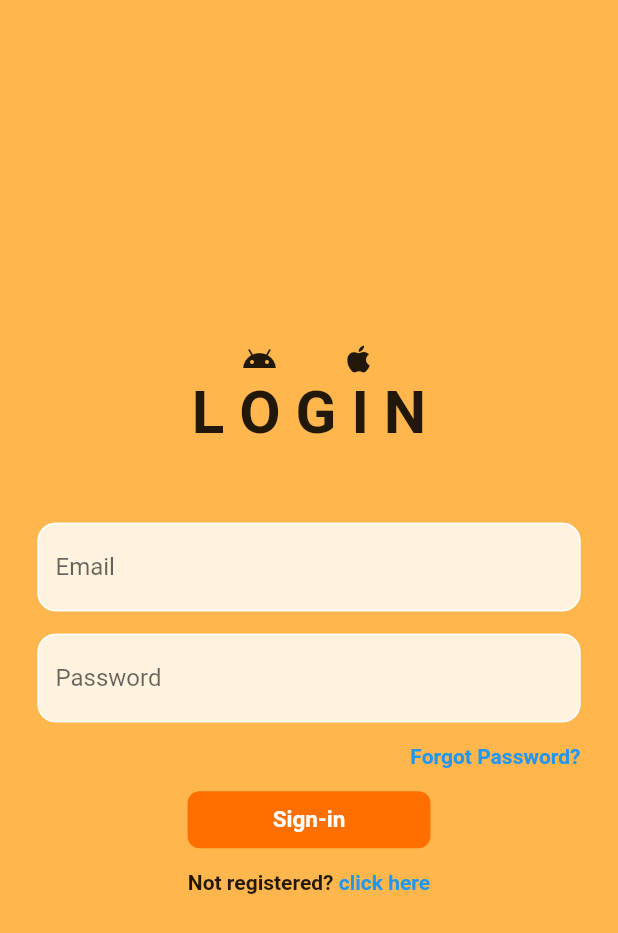
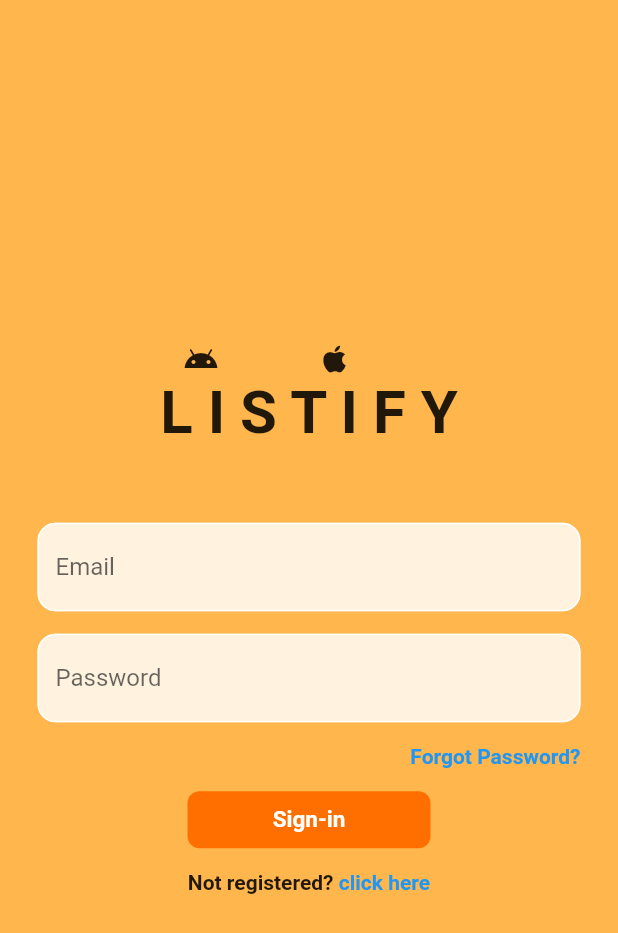
Before and after one commit to Tony-Ton3/Listify, a Flutter app: the screen it shows after launch, on a phone screen of 412 x 824 dp. Shown: the top 933 px of the screen. Run offline on Flutter 3.47's test engine with Material 2 defaults, Android fonts, the phone set to English and light mode, and no system bars; our stand-ins replace cloud_firestore, firebase_auth, firebase_core, firebase_storage, image_picker; accounts and stored records are empty.

Commit message:
loading indicator
once sign in or add task, a circular progress indicator would appear before the future function completes

```diff
--- a/lib/pages/add.dart
+++ b/lib/pages/add.dart
@@ -112,6 +112,12 @@ class _AddTaskScreenState extends State<AddTaskScreen> {
   }
 
   Future<void> _addTask() async {
+    showDialog(
+      context: context,
+      builder: (contex) {
+        return const Center(child: CircularProgressIndicator());
+      },
+    );
     try {
       final FormState? form = _formKey.currentState;
       if (form != null && form.validate()) {
--- a/lib/pages/forgot_pswd_page.dart
+++ b/lib/pages/forgot_pswd_page.dart
@@ -20,6 +20,7 @@ class _ForgotPasswordPageState extends State<ForgotPasswordPage> {
 
   Future resetPassword() async {
     try {
+      //code that may throw an exception
       await FirebaseAuth.instance
           .sendPasswordResetEmail(email: _emailController.text.trim());
       ScaffoldMessenger.of(context).showSnackBar(
@@ -27,6 +28,7 @@ class _ForgotPasswordPageState extends State<ForgotPasswordPage> {
       );
       return;
     } on FirebaseAuthException catch (e) {
+      //code to handle exceptions
       if (e.code == 'user-not-found') {
         ScaffoldMessenger.of(context).showSnackBar(
           const SnackBar(
--- a/lib/pages/login_page.dart
+++ b/lib/pages/login_page.dart
@@ -16,6 +16,13 @@ class _LoginPageState extends State<LoginPage> {
   final _passwordController = TextEditingController();
 
   Future signIn() async {
+    //loading circle
+    showDialog(
+      context: context,
+      builder: (contex) {
+        return const Center(child: CircularProgressIndicator());
+      },
+    );
     //checks if email and password fields are empty first before checking if user exists and the password is valid for that user
     if (_emailController.text.trim().isEmpty) {
       ScaffoldMessenger.of(context).showSnackBar(
@@ -37,6 +44,7 @@ class _LoginPageState extends State<LoginPage> {
           email: _emailController.text.trim(),
           password: _passwordController.text.trim(),
         );
+        Navigator.of(context).pop();
       } on FirebaseAuthException catch (e) {
         if (e.code == 'user-not-found') {
           ScaffoldMessenger.of(context).showSnackBar(
@@ -72,16 +80,16 @@ class _LoginPageState extends State<LoginPage> {
             mainAxisAlignment: MainAxisAlignment.center,
             children: [
               Row(
-                mainAxisAlignment: MainAxisAlignment.center,
                 children: const [
+                  SizedBox(width: 122),
                   Icon(Icons.android),
-                  SizedBox(width: 42),
+                  SizedBox(width: 65),
                   Icon(Icons.apple),
                 ],
               ),
               //into text
               const Text(
-                'L O G I N',
+                'L I S T I F Y',
                 style: TextStyle(
                   fontWeight: FontWeight.bold,
                   fontSize: 40,
```
